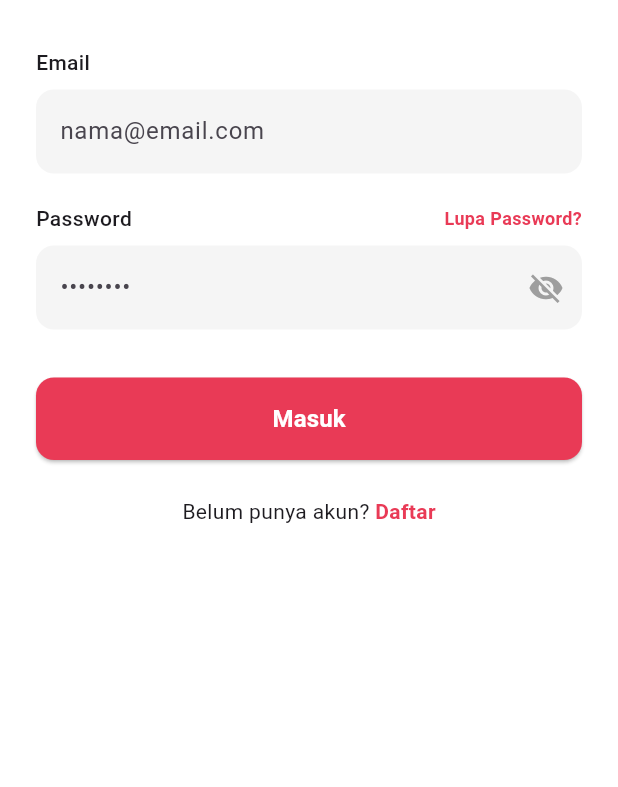
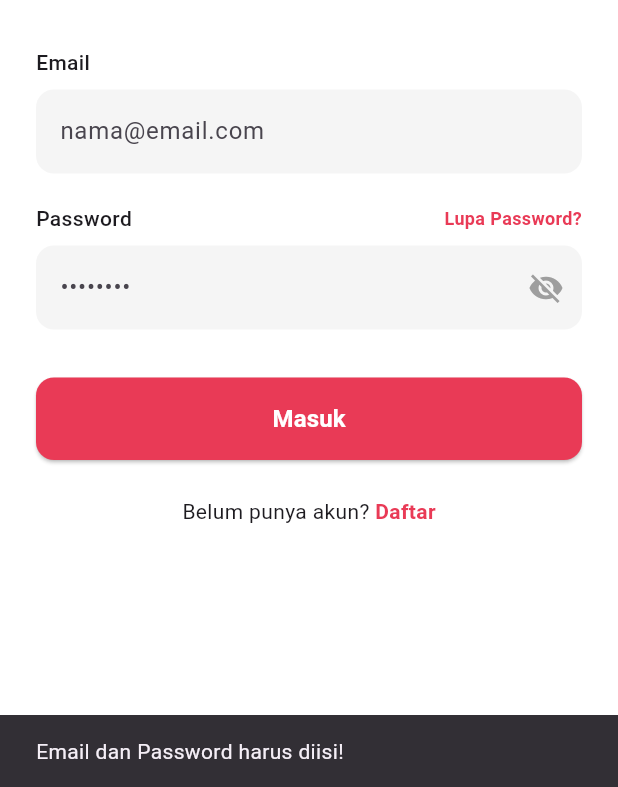
Before and after one commit to DheaIyaa6/KIMPUL, a Flutter app: the screen it shows after launch, after a tap on "Masuk", on a phone screen of 412 x 824 dp, the part 449-1236 px from its top. Run offline on Flutter 3.47's test engine with Material 3 defaults, Android fonts, the phone set to English and light mode, and no system bars; our stand-ins replace cloud_firestore, firebase_auth, firebase_core, webview_flutter; accounts and stored records are empty.

Commit message:
menambahkan home screen dan mencoba api

```diff
--- a/lib/screens/login_screen.dart
+++ b/lib/screens/login_screen.dart
@@ -1,6 +1,8 @@
 import 'package:flutter/material.dart';
+import 'package:firebase_auth/firebase_auth.dart';
 import 'package:kimpul/screens/register_screen.dart';
 import 'package:kimpul/screens/lupa_pass.dart';
+// import 'package:kimpul/screens/home_screen.dart'; // Uncomment dan sesuaikan jika sudah ada halaman beranda
 
 class LoginScreen extends StatefulWidget {
   const LoginScreen({super.key});
@@ -10,7 +12,71 @@ class LoginScreen extends StatefulWidget {
 }
 
 class _LoginScreenState extends State<LoginScreen> {
+  // Controller untuk input email dan password
+  final TextEditingController _emailController = TextEditingController();
+  final TextEditingController _passwordController = TextEditingController();
+
   bool _isObscure = true;
+  bool _isLoading = false;
+
+  @override
+  void dispose() {
+    _emailController.dispose();
+    _passwordController.dispose();
+    super.dispose();
+  }
+
+  // Fungsi Login ke Firebase Authentication
+  Future<void> _loginUser() async {
+    if (_emailController.text.isEmpty || _passwordController.text.isEmpty) {
+      ScaffoldMessenger.of(context).showSnackBar(
+        const SnackBar(content: Text('Email dan Password harus diisi!')),
+      );
+      return;
+    }
+
+    setState(() {
+      _isLoading = true;
+    });
+
+    try {
+      await FirebaseAuth.instance.signInWithEmailAndPassword(
+        email: _emailController.text.trim(),
+        password: _passwordController.text.trim(),
+      );
+
+      if (!mounted) return;
+      ScaffoldMessenger.of(context).showSnackBar(
+        const SnackBar(content: Text('Login Berhasil!')),
+      );
+
+    } on FirebaseAuthException catch (e) {
+      String message = 'Terjadi kesalahan saat login.';
+      if (e.code == 'user-not-found') {
+        message = 'Email tidak terdaftar.';
+      } else if (e.code == 'wrong-password') {
+        message = 'Password salah.';
+      } else if (e.code == 'invalid-email') {
+        message = 'Format email tidak valid.';
+      } else if (e.code == 'invalid-credential') {
+        message = 'Email atau password salah.';
+      }
+
+      ScaffoldMessenger.of(context).showSnackBar(
+        SnackBar(content: Text(message)),
+      );
+    } catch (e) {
+      ScaffoldMessenger.of(context).showSnackBar(
+        SnackBar(content: Text('Error: $e')),
+      );
+    } finally {
+      if (mounted) {
+        setState(() {
+          _isLoading = false;
+        });
+      }
+    }
+  }
 
   @override
   Widget build(BuildContext context) {
@@ -24,7 +90,6 @@ class _LoginScreenState extends State<LoginScreen> {
               mainAxisAlignment: MainAxisAlignment.center,
               crossAxisAlignment: CrossAxisAlignment.stretch,
               children: [
-                // --- KIMPUL (Ukuran Besar & Dekat ke Selamat Datang) ---
                 const Text(
                   'KIMPUL',
                   textAlign: TextAlign.center,
@@ -52,6 +117,8 @@ class _LoginScreenState extends State<LoginScreen> {
                 const Text('Email', style: TextStyle(fontWeight: FontWeight.w500)),
                 const SizedBox(height: 8),
                 TextField(
+                  controller: _emailController,
+                  keyboardType: TextInputType.emailAddress,
                   decoration: InputDecoration(
                     hintText: 'nama@email.com',
                     filled: true,
@@ -71,7 +138,6 @@ class _LoginScreenState extends State<LoginScreen> {
                     const Text('Password', style: TextStyle(fontWeight: FontWeight.w500)),
                     GestureDetector(
                       onTap: () {
-                        // Navigasi ke halaman Lupa Pass dan bisa ditambahkan logika Firebase sendPasswordResetEmail di sini nantinya
                         Navigator.push(
                           context,
                           MaterialPageRoute(builder: (context) => const LupaPassScreen()),
@@ -86,6 +152,7 @@ class _LoginScreenState extends State<LoginScreen> {
                 ),
                 const SizedBox(height: 8),
                 TextField(
+                  controller: _passwordController,
                   obscureText: _isObscure,
                   decoration: InputDecoration(
                     hintText: '••••••••',
@@ -112,7 +179,7 @@ class _LoginScreenState extends State<LoginScreen> {
 
                 // --- Tombol Masuk ---
                 ElevatedButton(
-                  onPressed: () {},
+                  onPressed: _isLoading ? null : _loginUser,
                   style: ElevatedButton.styleFrom(
                     backgroundColor: const Color(0xFFE93A56),
                     padding: const EdgeInsets.symmetric(vertical: 16),
@@ -120,10 +187,19 @@ class _LoginScreenState extends State<LoginScreen> {
                       borderRadius: BorderRadius.circular(12),
                     ),
                   ),
-                  child: const Text(
-                    'Masuk',
-                    style: TextStyle(fontSize: 16, color: Colors.white, fontWeight: FontWeight.bold),
-                  ),
+                  child: _isLoading
+                      ? const SizedBox(
+                          height: 20,
+                          width: 20,
+                          child: CircularProgressIndicator(
+                            color: Colors.white,
+                            strokeWidth: 2,
+                          ),
+                        )
+                      : const Text(
+                          'Masuk',
+                          style: TextStyle(fontSize: 16, color: Colors.white, fontWeight: FontWeight.bold),
+                        ),
                 ),
                 const SizedBox(height: 24),
 
--- a/pubspec.yaml
+++ b/pubspec.yaml
@@ -30,6 +30,7 @@ environment:
 dependencies:
   flutter:
     sdk: flutter
+  webview_flutter: ^4.4.4
 
   # The following adds the Cupertino Icons font to your application.
   # Use with the CupertinoIcons class for iOS style icons.
```
Also changed, not shown: lib/screens/register_screen.dart (+19 -6 lines), lib/screens/tradingview_screen.dart (added, +65 -0 lines), assets/images/trademark.png (added), lib/screens/home_screen.dart (added), pubspec.lock, 1 other file.
